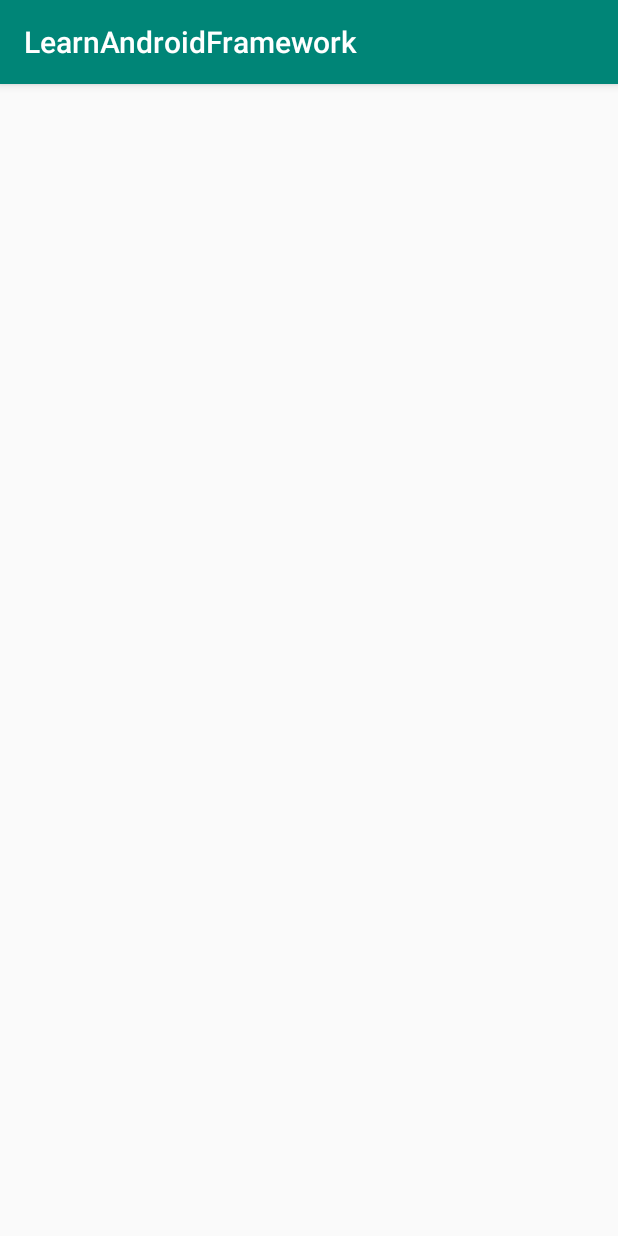
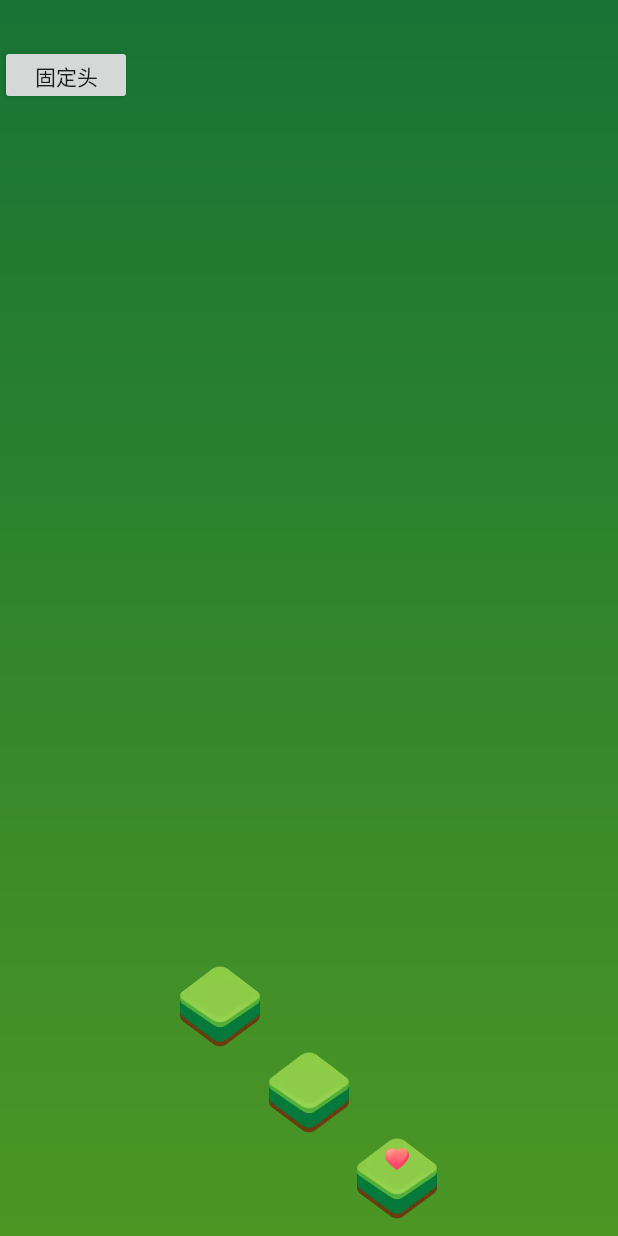
Before and after one commit to MorrisWare01/LearnAndroidFramework, an Android app: the ViewActivity screen opened directly, with no data from a screen before it, on a phone screen of 412 x 824 dp. Run offline under Robolectric (Android 15) with nearby library versions, the phone set to English and light mode, and no system bars.

Commit message:
添加跳跃动画

```diff
--- /dev/null
+++ b/app/src/main/java/com/example/learnandroidframework/view/ChessBoardView.java
@@ -0,0 +1,235 @@
+package com.example.learnandroidframework.view;
+
+import android.animation.Animator;
+import android.animation.AnimatorListenerAdapter;
+import android.animation.ValueAnimator;
+import android.content.Context;
+import android.graphics.Bitmap;
+import android.graphics.BitmapFactory;
+import android.graphics.Canvas;
+import android.graphics.Paint;
+import android.graphics.Rect;
+import android.util.AttributeSet;
+import android.util.Log;
+import android.view.View;
+
+import androidx.annotation.Nullable;
+
+import com.example.learnandroidframework.R;
+
+import java.util.ArrayList;
+import java.util.List;
+
+/**
+ * Created by mmw on 2020/9/22.
+ */
+public class ChessBoardView extends View {
+
+    private int chessBoardWidth;
+    private int chessBoardHeight;
+    private float chessBoardRatio = 1.3f;
+
+    private int boardMarginTop;
+
+    private Bitmap chessBoardBitmap;
+    private Bitmap boardBitmap;
+    private Bitmap playerBitmap;
+
+    private Paint mPaint;
+    private Rect mBoardRect;
+
+    private Rect tmpRect = new Rect();
+
+
+    private List<ChessItem> items;
+    private ChessPlayer player = new ChessPlayer();
+
+    public ChessBoardView(Context context) {
+        this(context, null);
+    }
+
+    public ChessBoardView(Context context, @Nullable AttributeSet attrs) {
+        this(context, attrs, 0);
+    }
+
+    public ChessBoardView(Context context, @Nullable AttributeSet attrs, int defStyleAttr) {
+        super(context, attrs, defStyleAttr);
+        mPaint = new Paint();
+        chessBoardWidth = context.getResources().getDisplayMetrics().widthPixels;
+        chessBoardHeight = (int) (context.getResources().getDisplayMetrics().heightPixels * 1.2f);
+        boardMarginTop = dp2px(context, 75);
+
+        chessBoardBitmap = BitmapFactory.decodeResource(context.getResources(), R.mipmap.l1);
+        boardBitmap = BitmapFactory.decodeResource(context.getResources(), R.mipmap.l0);
+        playerBitmap = BitmapFactory.decodeResource(context.getResources(), R.mipmap.jr);
+
+        mBoardRect = new Rect(0, 0, boardBitmap.getWidth(), boardBitmap.getHeight());
+
+        items = new ArrayList<>();
+        int x = (chessBoardWidth - mBoardRect.width()) * 2 / 3;
+        int y = chessBoardHeight - mBoardRect.height() - dp2px(context, 10);
+        ChessItem chessItem = new ChessItem(new Rect(x, y, mBoardRect.width() + x, mBoardRect.height() + y));
+        items.add(chessItem);
+
+        x = (chessBoardWidth - mBoardRect.width()) / 2;
+        y = chessBoardHeight - 2 * mBoardRect.height() - dp2px(context, 10);
+        chessItem = new ChessItem(new Rect(x, y, mBoardRect.width() + x, mBoardRect.height() + y));
+        items.get(items.size() - 1).next = chessItem;
+        items.add(chessItem);
+
+        x = (chessBoardWidth - mBoardRect.width()) / 3;
+        y = chessBoardHeight - 3 * mBoardRect.height() - dp2px(context, 10);
+        chessItem = new ChessItem(new Rect(x, y, mBoardRect.width() + x, mBoardRect.height() + y));
+        items.get(items.size() - 1).next = chessItem;
+        items.add(chessItem);
+        chessItem.next = items.get(0);
+
+        player.chessItem = items.get(0);
+    }
+
+    @Override
+    protected void onMeasure(int widthMeasureSpec, int heightMeasureSpec) {
+//        super.onMeasure(widthMeasureSpec, heightMeasureSpec);
+//        int mode = View.MeasureSpec.getMode(widthMeasureSpec);
+//        int size = View.MeasureSpec.getSize(widthMeasureSpec);
+//        heightMeasureSpec = View.MeasureSpec.getMode(heightMeasureSpec);
+//        widthMeasureSpec = View.MeasureSpec.getSize(widthMeasureSpec);
+//        if (mode == MeasureSpec.AT_MOST && heightMeasureSpec == MeasureSpec.AT_MOST) {
+//            setMeasuredDimension(this.chessBoardWidth, this.chessBoardHeight);
+//            return;
+//        }
+//        if (mode == MeasureSpec.AT_MOST) {
+//            setMeasuredDimension(this.chessBoardWidth, widthMeasureSpec);
+//            return;
+//        }
+//        if (heightMeasureSpec == MeasureSpec.AT_MOST) {
+//            setMeasuredDimension(size, this.chessBoardHeight);
+//            return;
+//        }
+        setMeasuredDimension(chessBoardWidth, (chessBoardHeight));
+    }
+
+    @Override
+    protected void onDraw(Canvas canvas) {
+        super.onDraw(canvas);
+//        drawBackground(canvas);
+        drawBoards(canvas);
+        drawChessItems(canvas);
+    }
+
+    @Override
+    protected void onSizeChanged(int w, int h, int oldw, int oldh) {
+        super.onSizeChanged(w, h, oldw, oldh);
+        Log.d("TAG", "w:" + w + " h " + h);
+
+    }
+
+    private void drawBackground(Canvas canvas) {
+        canvas.save();
+        canvas.translate(0.0F, this.boardMarginTop);
+        Bitmap bitmap = this.chessBoardBitmap;
+        int i = bitmap.getWidth();
+        Rect rect = new Rect(0, 0, i, bitmap.getHeight());
+        Context context = getContext();
+        int left = -dp2px(context, 35);
+        canvas.drawBitmap(bitmap, rect, new Rect(left, 0, chessBoardWidth + dp2px(context, 35), this.chessBoardHeight), mPaint);
+        canvas.restore();
+    }
+
+    private void drawBoards(Canvas canvas) {
+        for (ChessItem item : items) {
+            canvas.drawBitmap(boardBitmap, mBoardRect, item.getPosition(), mPaint);
+        }
+    }
+
+    private void drawChessItems(Canvas canvas) {
+        final ChessItem currentPlayerChess = player.chessItem;
+        if (currentPlayerChess == null) {
+            return;
+        }
+
+        Rect position = currentPlayerChess.getPosition();
+
+        canvas.save();
+        canvas.translate(player.translateX, player.translateY);
+        canvas.translate(position.left + (position.width() - playerBitmap.getWidth()) / 2, position.top + playerBitmap.getHeight() / 2);
+        canvas.scale(player.scaleX, player.scaleY, playerBitmap.getWidth() / 2, playerBitmap.getHeight());
+        canvas.drawBitmap(playerBitmap, 0, 0, mPaint);
+        canvas.restore();
+    }
+
+    private int dp2px(Context context, int dp) {
+        return (int) (context.getResources().getDisplayMetrics().density * dp + 0.5f);
+    }
+
+    public void go() {
+        if (player.isRunning) {
+            return;
+        }
+        final ChessItem chessItem = player.chessItem;
+        if (chessItem.next == null) {
+            player.chessItem = items.get(0);
+            invalidate();
+            return;
+        }
+
+        ValueAnimator valueAnimator = ValueAnimator.ofFloat(0, 1);
+        valueAnimator.setDuration(500);
+        valueAnimator.addUpdateListener(new ValueAnimator.AnimatorUpdateListener() {
+            @Override
+            public void onAnimationUpdate(ValueAnimator animation) {
+                float animatedValue = (float) animation.getAnimatedValue();
+
+                float y0 = chessItem.position.top;
+                float y1 = chessItem.next.position.top;
+                float y;
+                if (y1 - y0 > 0) {
+                    float deltaY = Math.abs((y1 - y0));
+                    if (animatedValue < 0.5f) {
+                        y = (float) (y0 + deltaY * Math.sin(Math.PI + Math.PI * animatedValue));
+                    } else {
+                        y = (float) (y1 + (y1 + deltaY - y0) * Math.sin(Math.PI + Math.PI * animatedValue));
+                    }
+                } else {
+                    float deltaY = Math.abs(2 * (y1 - y0));
+                    if (animatedValue < 0.5f) {
+                        y = (float) (y0 - deltaY * Math.sin(Math.PI * animatedValue));
+                    } else {
+                        y = (float) (y1 - (y1 + deltaY - y0) * Math.sin(Math.PI * animatedValue));
+                    }
+                }
+
+                player.translateX = (chessItem.next.position.left - chessItem.position.left) * animatedValue;
+                player.translateY = y - y0;
+                invalidate();
+            }
+        });
+        valueAnimator.addListener(new AnimatorListenerAdapter() {
+            @Override
+            public void onAnimationStart(Animator animation) {
+                super.onAnimationStart(animation);
+                player.isRunning = true;
+            }
+
+            @Override
+            public void onAnimationEnd(Animator animation) {
+                super.onAnimationEnd(animation);
+                player.chessItem = player.chessItem.next;
+                player.translateX = 0;
+                player.translateY = 0;
+                player.scaleX = 1;
+                player.scaleY = 1;
+                invalidate();
+
+                player.isRunning = false;
+            }
+
+            @Override
+            public void onAnimationCancel(Animator animation) {
+                super.onAnimationCancel(animation);
+                player.isRunning = false;
+            }
+        });
+        valueAnimator.start();
+    }
+}
--- /dev/null
+++ b/app/src/main/java/com/example/learnandroidframework/view/ChessItem.java
@@ -0,0 +1,22 @@
+package com.example.learnandroidframework.view;
+
+import android.graphics.Rect;
+
+/**
+ * Created by mmw on 2020/9/22.
+ */
+public class ChessItem {
+
+    public Rect position;
+
+    public ChessItem next;
+
+    public ChessItem(Rect position) {
+        this.position = position;
+    }
+
+    public Rect getPosition() {
+        return position;
+    }
+
+}
--- /dev/null
+++ b/app/src/main/java/com/example/learnandroidframework/view/ChessPlayer.java
@@ -0,0 +1,16 @@
+package com.example.learnandroidframework.view;
+
+/**
+ * Created by mmw on 2020/9/22.
+ */
+public class ChessPlayer {
+
+    public ChessItem chessItem;
+
+    public boolean isRunning;
+
+    public float scaleX = 1;
+    public float scaleY = 1;
+    public float translateX = 0;
+    public float translateY = 0;
+}
--- a/app/src/main/java/com/example/learnandroidframework/view/ViewActivity.kt
+++ b/app/src/main/java/com/example/learnandroidframework/view/ViewActivity.kt
@@ -1,6 +1,12 @@
 package com.example.learnandroidframework.view
 
+import android.graphics.Color
 import android.os.Bundle
+import android.view.View
+import android.view.ViewTreeObserver
+import android.view.Window
+import android.view.WindowManager
+import android.widget.ScrollView
 import androidx.appcompat.app.AppCompatActivity
 import com.example.learnandroidframework.R
 
@@ -12,7 +18,31 @@ class ViewActivity : AppCompatActivity() {
 
     override fun onCreate(savedInstanceState: Bundle?) {
         super.onCreate(savedInstanceState)
+        window.requestFeature(Window.FEATURE_NO_TITLE)
+        window.clearFlags(WindowManager.LayoutParams.FLAG_TRANSLUCENT_STATUS)
+        window.addFlags(WindowManager.LayoutParams.FLAG_DRAWS_SYSTEM_BAR_BACKGROUNDS)
+        window.statusBarColor = Color.TRANSPARENT
+        window.decorView.systemUiVisibility = window.decorView.systemUiVisibility or
+                View.SYSTEM_UI_FLAG_LAYOUT_FULLSCREEN or
+                View.SYSTEM_UI_FLAG_LAYOUT_STABLE
+
         setContentView(R.layout.activity_view)
+
+        val scrollView = findViewById<ScrollView>(R.id.scroll_view)
+        scrollView.viewTreeObserver.addOnGlobalLayoutListener(object :
+            ViewTreeObserver.OnGlobalLayoutListener {
+            override fun onGlobalLayout() {
+                scrollView.viewTreeObserver.removeOnGlobalLayoutListener(this)
+                // 滑动到底部
+                scrollView.fullScroll(ScrollView.FOCUS_DOWN)
+            }
+        })
+
+        val chessBoardView = findViewById<ChessBoardView>(R.id.chess_board)
+        findViewById<View>(R.id.btn_go).setOnClickListener {
+            chessBoardView.go();
+        }
+
     }
 
 }
--- /dev/null
+++ b/app/src/main/res/drawable/cv.xml
@@ -0,0 +1,5 @@
+<?xml version="1.0" encoding="utf-8"?>
+<shape
+  xmlns:android="http://schemas.android.com/apk/res/android">
+    <gradient android:startColor="#ff0c6d38" android:endColor="#ff4c9624" android:angle="270.0" />
+</shape>
--- a/app/src/main/res/layout/activity_view.xml
+++ b/app/src/main/res/layout/activity_view.xml
@@ -1,6 +1,42 @@
 <?xml version="1.0" encoding="utf-8"?>
-<com.example.learnandroidframework.view.MainView xmlns:android="http://schemas.android.com/apk/res/android"
+<androidx.constraintlayout.widget.ConstraintLayout xmlns:android="http://schemas.android.com/apk/res/android"
+    xmlns:app="http://schemas.android.com/apk/res-auto"
     android:layout_width="match_parent"
     android:layout_height="match_parent">
 
-</com.example.learnandroidframework.view.MainView>
+    <ScrollView
+        android:id="@+id/scroll_view"
+        android:layout_width="match_parent"
+        android:layout_height="match_parent">
+
+        <androidx.constraintlayout.widget.ConstraintLayout
+            android:layout_width="match_parent"
+            android:layout_height="wrap_content"
+            android:background="@drawable/cv">
+
+            <ImageView
+                android:layout_width="match_parent"
+                android:layout_height="wrap_content"
+                android:background="@mipmap/j9"
+                app:layout_constraintTop_toTopOf="parent" />
+
+            <com.example.learnandroidframework.view.ChessBoardView
+                android:id="@+id/chess_board"
+                android:layout_width="match_parent"
+                android:layout_height="wrap_content"
+                app:layout_constraintTop_toTopOf="parent" />
+
+        </androidx.constraintlayout.widget.ConstraintLayout>
+
+    </ScrollView>
+
+    <Button
+        android:id="@+id/btn_go"
+        android:layout_width="wrap_content"
+        android:layout_height="40dp"
+        android:layout_marginTop="30dp"
+        android:text="固定头"
+        app:layout_constraintStart_toStartOf="parent"
+        app:layout_constraintTop_toTopOf="parent" />
+
+</androidx.constraintlayout.widget.ConstraintLayout>
--- a/app/src/main/res/values/styles.xml
+++ b/app/src/main/res/values/styles.xml
@@ -6,6 +6,7 @@
         <item name="colorPrimary">@color/colorPrimary</item>
         <item name="colorPrimaryDark">@color/colorPrimaryDark</item>
         <item name="colorAccent">@color/colorAccent</item>
+        <item name="windowNoTitle">true</item>
 
         <item name="android:windowSplashscreenContent" tools:targetApi="o">
             @mipmap/ic_launcher
--- a/build.gradle
+++ b/build.gradle
@@ -8,7 +8,7 @@ buildscript {
 
     }
     dependencies {
-        classpath 'com.android.tools.build:gradle:3.6.3'
+        classpath 'com.android.tools.build:gradle:4.0.0'
         classpath "org.jetbrains.kotlin:kotlin-gradle-plugin:$kotlin_version"
         // NOTE: Do not place your application dependencies here; they belong
         // in the individual module build.gradle files
```
Also changed, not shown: app/build.gradle (+7 -16 lines), app/src/main/java/com/example/learnandroidframework/view/MainView.kt (+53 -6 lines), gradle.properties (+9 -13 lines), app/src/main/res/mipmap-xxhdpi/j9.png (added), app/src/main/res/mipmap-xxhdpi/jr.png (added), app/src/main/res/mipmap-xxhdpi/k9.png (added), app/src/main/res/mipmap-xxhdpi/l0.webp (added), app/src/main/res/mipmap-xxhdpi/l1.webp (added), app/src/main/res/mipmap-xxhdpi/l2.webp (added), gradle/wrapper/gradle-wrapper.properties.
